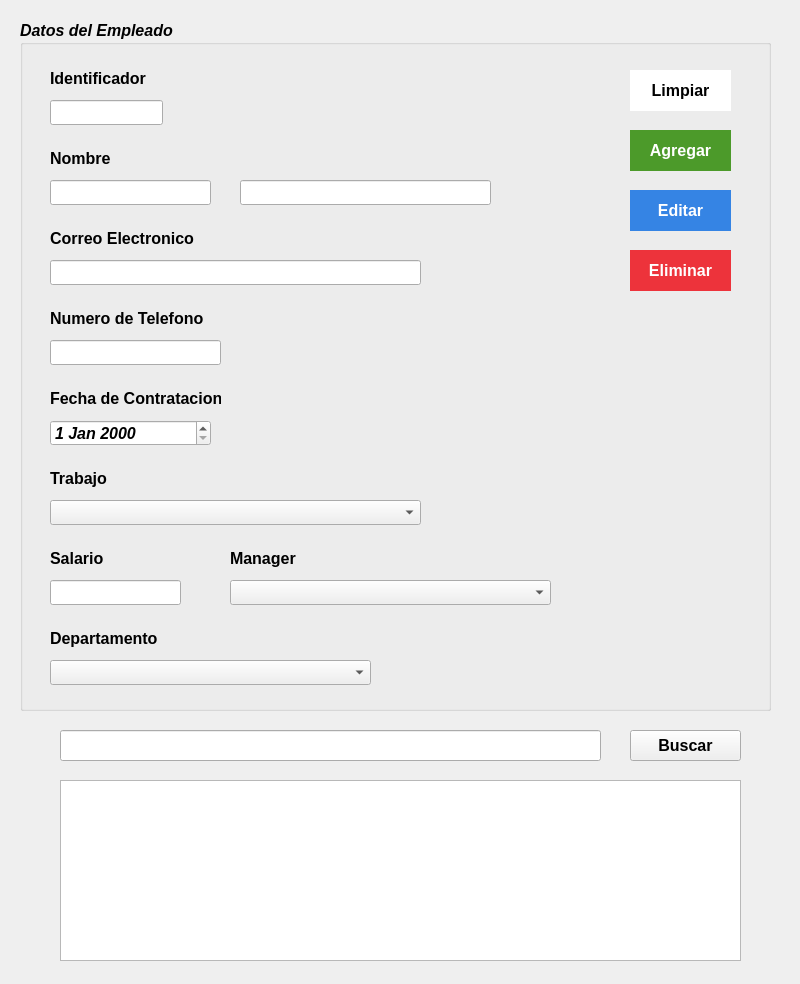
Qt form vistas/FrmEmpleado.ui (G-Mann00/HR_Seguridad) before a commit.
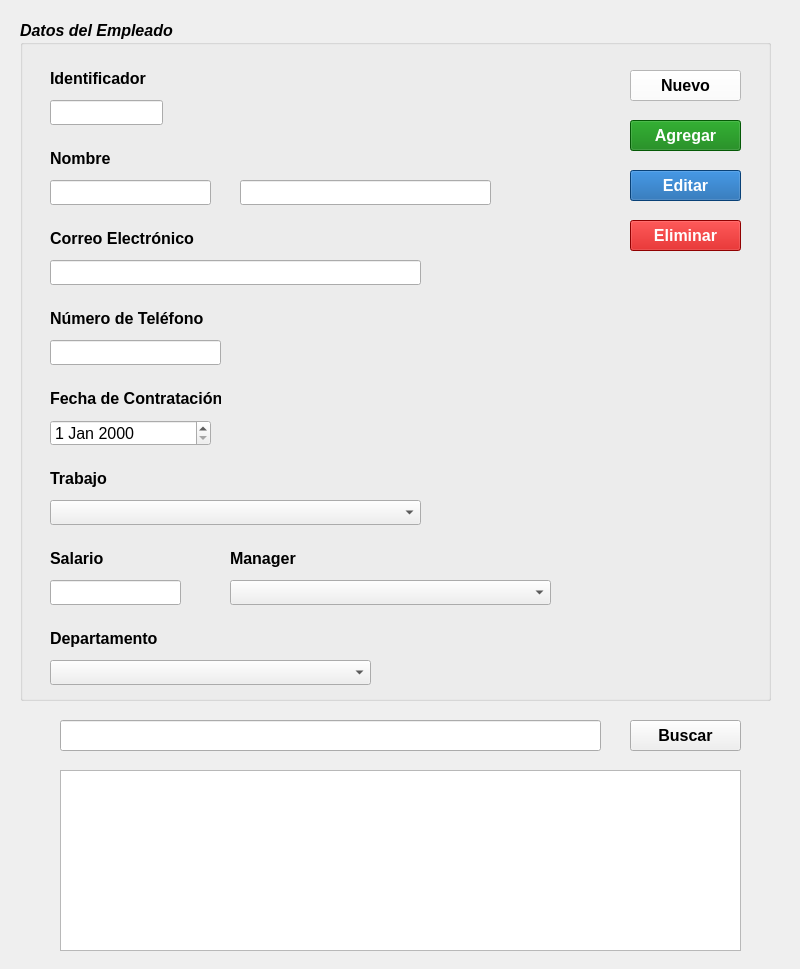
The same form after that commit. Icons and pictures are not drawn.

```diff
--- a/vistas/FrmEmpleado.ui
+++ b/vistas/FrmEmpleado.ui
@@ -7,13 +7,13 @@
     <x>0</x>
     <y>0</y>
     <width>800</width>
-    <height>984</height>
+    <height>969</height>
    </rect>
   </property>
   <property name="minimumSize">
    <size>
     <width>800</width>
-    <height>984</height>
+    <height>969</height>
    </size>
   </property>
   <property name="windowTitle">
@@ -25,7 +25,7 @@
      <x>20</x>
      <y>20</y>
      <width>751</width>
-     <height>691</height>
+     <height>681</height>
     </rect>
    </property>
    <property name="font">
@@ -162,7 +162,7 @@
      </font>
     </property>
     <property name="text">
-     <string>Correo Electronico</string>
+     <string>Correo Electrónico</string>
     </property>
    </widget>
    <widget class="QLineEdit" name="le_correo">
@@ -225,7 +225,7 @@
      </font>
     </property>
     <property name="text">
-     <string>Numero de Telefono</string>
+     <string>Número de Teléfono</string>
     </property>
    </widget>
    <widget class="QLabel" name="lbl_fechaContratacion">
@@ -246,7 +246,7 @@
      </font>
     </property>
     <property name="text">
-     <string>Fecha de Contratacion</string>
+     <string>Fecha de Contratación</string>
     </property>
    </widget>
    <widget class="QDateEdit" name="dte_fechaContratacion">
@@ -258,6 +258,14 @@
       <height>26</height>
      </rect>
     </property>
+    <property name="font">
+     <font>
+      <pointsize>12</pointsize>
+      <weight>50</weight>
+      <italic>false</italic>
+      <bold>false</bold>
+     </font>
+    </property>
    </widget>
    <widget class="QLabel" name="lbl_trabajo">
     <property name="geometry">
@@ -396,14 +404,97 @@
       <height>25</height>
      </rect>
     </property>
+    <property name="font">
+     <font>
+      <pointsize>12</pointsize>
+      <weight>50</weight>
+      <italic>false</italic>
+      <bold>false</bold>
+     </font>
+    </property>
+   </widget>
+   <widget class="QPushButton" name="btn_nuevo">
+    <property name="geometry">
+     <rect>
+      <x>610</x>
+      <y>50</y>
+      <width>111</width>
+      <height>31</height>
+     </rect>
+    </property>
+    <property name="font">
+     <font>
+      <pointsize>12</pointsize>
+      <weight>75</weight>
+      <italic>false</italic>
+      <bold>true</bold>
+     </font>
+    </property>
+    <property name="toolTip">
+     <string>&lt;html&gt;&lt;head/&gt;&lt;body&gt;&lt;p&gt;&lt;span style=&quot; font-weight:400;&quot;&gt;Limpia los campos del formulario&lt;/span&gt;&lt;/p&gt;&lt;/body&gt;&lt;/html&gt;</string>
+    </property>
+    <property name="styleSheet">
+     <string notr="true">background-color:white</string>
+    </property>
+    <property name="text">
+     <string>Nuevo</string>
+    </property>
+    <property name="icon">
+     <iconset resource="../PruebaClonar/HR_Seguridad/recursos/iconosBotones.qrc">
+      <normaloff>:/iconosCrud/clean40.png</normaloff>:/iconosCrud/clean40.png</iconset>
+    </property>
+    <property name="iconSize">
+     <size>
+      <width>20</width>
+      <height>20</height>
+     </size>
+    </property>
+   </widget>
+   <widget class="QPushButton" name="btn_eliminar">
+    <property name="geometry">
+     <rect>
+      <x>610</x>
+      <y>200</y>
+      <width>111</width>
+      <height>31</height>
+     </rect>
+    </property>
+    <property name="font">
+     <font>
+      <pointsize>12</pointsize>
+      <weight>75</weight>
+      <italic>false</italic>
+      <bold>true</bold>
+     </font>
+    </property>
+    <property name="toolTip">
+     <string>&lt;html&gt;&lt;head/&gt;&lt;body&gt;&lt;p&gt;&lt;span style=&quot; font-weight:400;&quot;&gt;Elimina un registro&lt;/span&gt;&lt;/p&gt;&lt;/body&gt;&lt;/html&gt;</string>
+    </property>
+    <property name="styleSheet">
+     <string notr="true">color:white;
+background-color:rgb(201, 0, 0)</string>
+    </property>
+    <property name="text">
+     <string>Eliminar</string>
+    </property>
+    <property name="icon">
+     <iconset resource="../PruebaClonar/HR_Seguridad/recursos/iconosBotones.qrc">
+      <normaloff>:/iconosCrud/delete40.png</normaloff>:/iconosCrud/delete40.png</iconset>
+    </property>
+    <property name="iconSize">
+     <size>
+      <width>20</width>
+      <height>20</height>
+     </size>
+    </property>
    </widget>
    <widget class="QPushButton" name="btn_editar">
     <property name="geometry">
      <rect>
       <x>610</x>
-      <y>170</y>
-      <width>101</width>
-      <height>41</height>
+      <y>150</y>
+      <width>111</width>
+      <height>31</height>
      </rect>
     </property>
     <property name="font">
@@ -416,20 +507,29 @@
     </property>
     <property name="styleSheet">
      <string notr="true">color:white;
-background-color:rgb(53, 132, 228);
-border-style: outset</string>
+background-color:rgb(12, 91, 166)</string>
     </property>
     <property name="text">
      <string>Editar</string>
     </property>
+    <property name="icon">
+     <iconset resource="../PruebaClonar/HR_Seguridad/recursos/iconosBotones.qrc">
+      <normaloff>:/iconosCrud/edit40.png</normaloff>:/iconosCrud/edit40.png</iconset>
+    </property>
+    <property name="iconSize">
+     <size>
+      <width>20</width>
+      <height>20</height>
+     </size>
+    </property>
    </widget>
    <widget class="QPushButton" name="btn_agregar">
     <property name="geometry">
      <rect>
       <x>610</x>
-      <y>110</y>
-      <width>101</width>
-      <height>41</height>
+      <y>100</y>
+      <width>111</width>
+      <height>31</height>
      </rect>
     </property>
     <property name="font">
@@ -442,62 +542,20 @@
     </property>
     <property name="styleSheet">
      <string notr="true">color:white;
-background-color:rgb(76, 154, 42);
-border-style: outset</string>
+background-color:rgb(7, 125, 8)</string>
     </property>
     <property name="text">
      <string>Agregar</string>
     </property>
-   </widget>
-   <widget class="QPushButton" name="btn_eliminar">
-    <property name="geometry">
-     <rect>
-      <x>610</x>
-      <y>230</y>
-      <width>101</width>
-      <height>41</height>
-     </rect>
+    <property name="icon">
+     <iconset resource="../PruebaClonar/HR_Seguridad/recursos/iconosBotones.qrc">
+      <normaloff>:/iconosCrud/add40.png</normaloff>:/iconosCrud/add40.png</iconset>
     </property>
-    <property name="font">
-     <font>
-      <pointsize>12</pointsize>
-      <weight>75</weight>
-      <italic>false</italic>
-      <bold>true</bold>
-     </font>
-    </property>
-    <property name="styleSheet">
-     <string notr="true">color:white;
-background-color:rgb(237, 51, 59);
-border-style: outset</string>
-    </property>
-    <property name="text">
-     <string>Eliminar</string>
-    </property>
-   </widget>
-   <widget class="QPushButton" name="btn_limpiar">
-    <property name="geometry">
-     <rect>
-      <x>610</x>
-      <y>50</y>
-      <width>101</width>
-      <height>41</height>
-     </rect>
-    </property>
-    <property name="font">
-     <font>
-      <pointsize>12</pointsize>
-      <weight>75</weight>
-      <italic>false</italic>
-      <bold>true</bold>
-     </font>
-    </property>
-    <property name="styleSheet">
-     <string notr="true">border-style:outset;
-background-color:white</string>
-    </property>
-    <property name="text">
-     <string>Limpiar</string>
+    <property name="iconSize">
+     <size>
+      <width>20</width>
+      <height>20</height>
+     </size>
     </property>
    </widget>
   </widget>
@@ -505,7 +563,7 @@
    <property name="geometry">
     <rect>
      <x>60</x>
-     <y>780</y>
+     <y>770</y>
      <width>681</width>
      <height>181</height>
     </rect>
@@ -521,7 +579,7 @@
    <property name="geometry">
     <rect>
      <x>60</x>
-     <y>730</y>
+     <y>720</y>
      <width>541</width>
      <height>31</height>
     </rect>
@@ -540,7 +598,7 @@
    <property name="geometry">
     <rect>
      <x>630</x>
-     <y>730</y>
+     <y>720</y>
      <width>111</width>
      <height>31</height>
     </rect>
```
Left out of the diff: 55 changed lines with no effect on the pictures.
